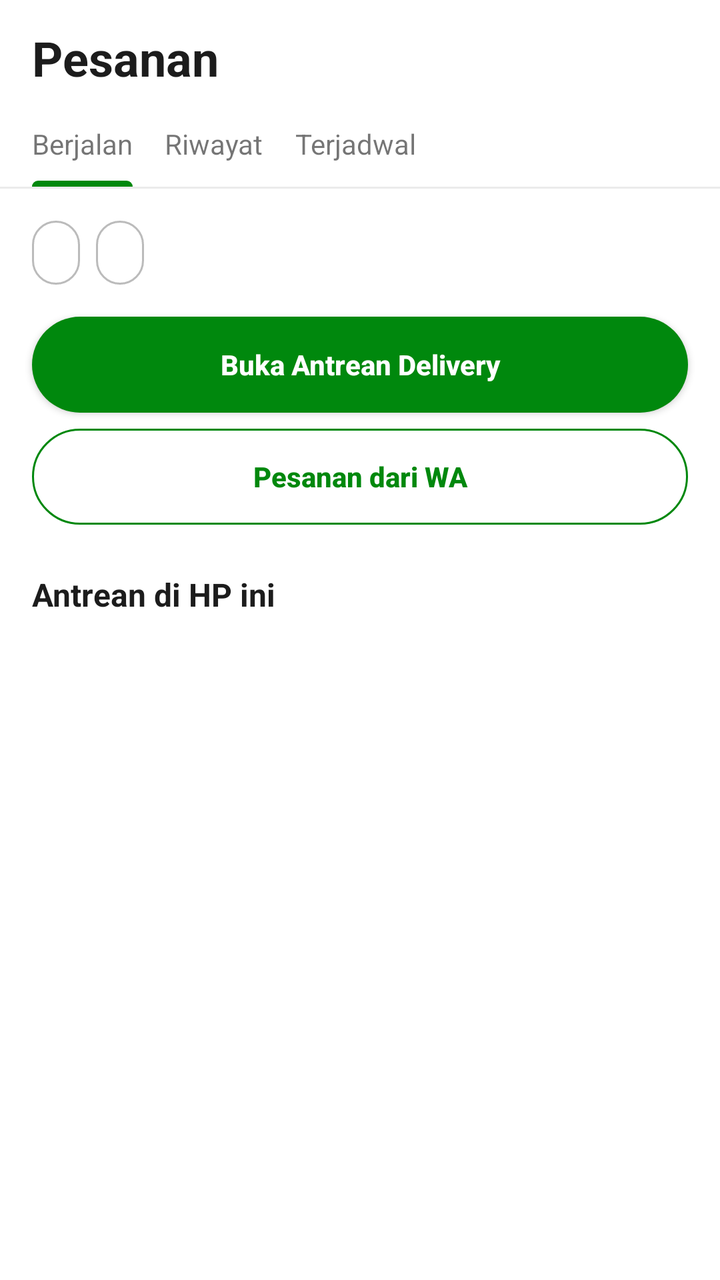
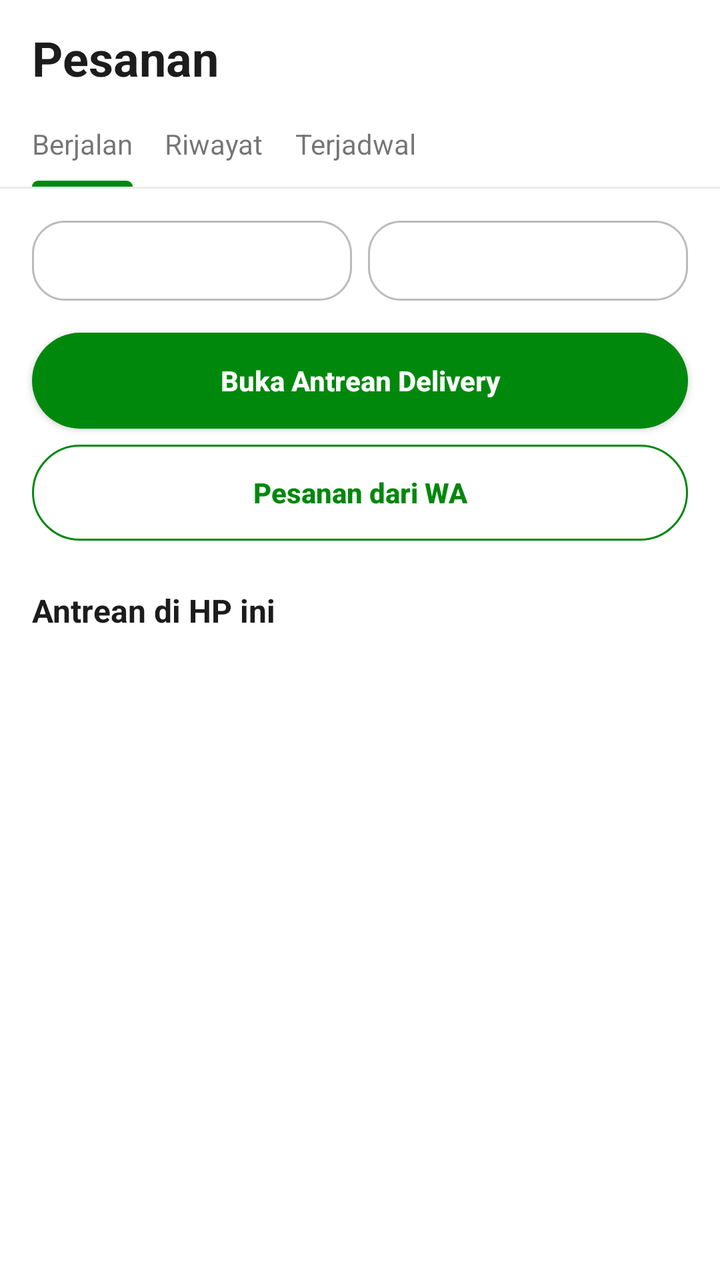

Screens rendered from an Android XML layout before and after an edit, with the pre-edit source and the edit as a unified diff.
<!-- AndroidManifest.xml: application theme Theme.DAMIUPOS -->
<!-- res/layout/gj_tab_pesanan.xml -->
<?xml version="1.0" encoding="utf-8"?>
<LinearLayout xmlns:android="http://schemas.android.com/apk/res/android"
    android:layout_width="match_parent"
    android:layout_height="match_parent"
    android:background="@color/gj_surface"
    android:orientation="vertical">

    <TextView
        style="@style/GjHome.PageTitle"
        android:layout_width="wrap_content"
        android:layout_height="wrap_content"
        android:paddingStart="16dp"
        android:paddingTop="16dp"
        android:paddingEnd="16dp"
        android:paddingBottom="8dp"
        android:text="Pesanan" />

    <LinearLayout
        android:layout_width="match_parent"
        android:layout_height="wrap_content"
        android:orientation="horizontal"
        android:paddingStart="8dp"
        android:paddingEnd="8dp">

        <LinearLayout
            android:id="@+id/gjhPTab0"
            android:layout_width="wrap_content"
            android:layout_height="wrap_content"
            android:background="?attr/selectableItemBackground"
            android:clickable="true"
            android:focusable="true"
            android:orientation="vertical"
            android:paddingStart="8dp"
            android:paddingEnd="8dp">

            <TextView
                android:id="@+id/gjhPTab0Label"
                android:layout_width="wrap_content"
                android:layout_height="wrap_content"
                android:paddingTop="10dp"
                android:paddingBottom="9dp"
                android:text="Berjalan"
                android:textSize="14sp" />

            <View
                android:id="@+id/gjhPTab0Line"
                android:layout_width="match_parent"
                android:layout_height="3dp"
                android:background="@drawable/gjh_bg_tab_underline" />
        </LinearLayout>

        <LinearLayout
            android:id="@+id/gjhPTab1"
            android:layout_width="wrap_content"
            android:layout_height="wrap_content"
            android:background="?attr/selectableItemBackground"
            android:clickable="true"
            android:focusable="true"
            android:orientation="vertical"
            android:paddingStart="8dp"
            android:paddingEnd="8dp">

            <TextView
                android:id="@+id/gjhPTab1Label"
                android:layout_width="wrap_content"
                android:layout_height="wrap_content"
                android:paddingTop="10dp"
                android:paddingBottom="9dp"
                android:text="Riwayat"
                android:textSize="14sp" />

            <View
                android:id="@+id/gjhPTab1Line"
                android:layout_width="match_parent"
                android:layout_height="3dp"
                android:background="@drawable/gjh_bg_tab_underline"
                android:visibility="invisible" />
        </LinearLayout>

        <LinearLayout
            android:id="@+id/gjhPTab2"
            android:layout_width="wrap_content"
            android:layout_height="wrap_content"
            android:background="?attr/selectableItemBackground"
            android:clickable="true"
            android:focusable="true"
            android:orientation="vertical"
            android:paddingStart="8dp"
            android:paddingEnd="8dp">

            <TextView
                android:id="@+id/gjhPTab2Label"
                android:layout_width="wrap_content"
                android:layout_height="wrap_content"
                android:paddingTop="10dp"
                android:paddingBottom="9dp"
                android:text="Terjadwal"
                android:textSize="14sp" />

            <View
                android:id="@+id/gjhPTab2Line"
                android:layout_width="match_parent"
                android:layout_height="3dp"
                android:background="@drawable/gjh_bg_tab_underline"
                android:visibility="invisible" />
        </LinearLayout>
    </LinearLayout>

    <View
        android:layout_width="match_parent"
        android:layout_height="1dp"
        android:background="@color/gj_divider" />

    <FrameLayout
        android:layout_width="match_parent"
        android:layout_height="0dp"
        android:layout_weight="1">

        
        <androidx.core.widget.NestedScrollView
            android:id="@+id/gjhPPage0"
            android:layout_width="match_parent"
            android:layout_height="match_parent">

            <LinearLayout
                android:layout_width="match_parent"
                android:layout_height="wrap_content"
                android:orientation="vertical"
                android:paddingTop="16dp"
                android:paddingBottom="24dp">

                <LinearLayout
                    android:layout_width="match_parent"
                    android:layout_height="wrap_content"
                    android:orientation="horizontal"
                    android:paddingStart="16dp"
                    android:paddingEnd="16dp">

                    <TextView
                        android:id="@+id/gjhChipQueue"
                        android:layout_width="wrap_content"
                        android:layout_height="32dp"
                        android:background="@drawable/gjh_bg_chip"
                        android:gravity="center"
                        android:maxLines="1"
                        android:paddingStart="12dp"
                        android:paddingEnd="12dp"
                        android:textColor="@color/gj_text_primary"
                        android:textSize="13sp" />

                    <TextView
                        android:id="@+id/gjhChipWa"
                        android:layout_width="wrap_content"
                        android:layout_height="32dp"
                        android:layout_marginStart="8dp"
                        android:background="@drawable/gjh_bg_chip"
                        android:gravity="center"
                        android:maxLines="1"
                        android:paddingStart="12dp"
                        android:paddingEnd="12dp"
                        android:textColor="@color/gj_text_primary"
                        android:textSize="13sp" />
                </LinearLayout>

                <com.google.android.material.button.MaterialButton
                    android:id="@+id/gjhBtnQueue"
                    style="@style/Widget.Gj.Button"
                    android:layout_width="match_parent"
                    android:layout_height="48dp"
                    android:layout_marginStart="16dp"
                    android:layout_marginTop="16dp"
                    android:layout_marginEnd="16dp"
                    android:text="Buka Antrean Delivery" />

                <FrameLayout
                    android:layout_width="match_parent"
                    android:layout_height="wrap_content"
                    android:layout_marginStart="16dp"
                    android:layout_marginTop="8dp"
                    android:layout_marginEnd="16dp">

                    <com.google.android.material.button.MaterialButton
                        android:id="@+id/gjhBtnInbox"
                        style="@style/Widget.Gj.Button.Outline"
                        android:layout_width="match_parent"
                        android:layout_height="48dp"
                        android:text="Pesanan dari WA" />

                    <TextView
                        android:id="@+id/gjhBtnInboxBadge"
                        style="@style/GjHome.Badge"
                        android:layout_height="18dp"
                        android:layout_gravity="end|center_vertical"
                        android:layout_marginEnd="16dp"
                        android:elevation="6dp"
                        android:minWidth="18dp"
                        android:textSize="11sp"
                        android:visibility="gone" />
                </FrameLayout>

                <TextView
                    android:layout_width="wrap_content"
                    android:layout_height="wrap_content"
                    android:layout_marginStart="16dp"
                    android:layout_marginTop="24dp"
                    android:layout_marginEnd="16dp"
                    android:text="Antrean di HP ini"
                    android:textColor="@color/gj_text_primary"
                    android:textSize="16sp"
                    android:textStyle="bold" />

                <LinearLayout
                    android:id="@+id/gjhQueueList"
                    android:layout_width="match_parent"
                    android:layout_height="wrap_content"
                    android:layout_marginTop="8dp"
                    android:orientation="vertical" />

                <TextView
                    android:id="@+id/gjhQueueEmpty"
                    android:layout_width="match_parent"
                    android:layout_height="wrap_content"
                    android:padding="16dp"
                    android:text="Antrean di HP ini kosong 🎉"
                    android:textColor="@color/gj_text_secondary"
                    android:textSize="14sp"
                    android:visibility="gone" />
            </LinearLayout>
        </androidx.core.widget.NestedScrollView>

        
        <androidx.core.widget.NestedScrollView
            android:id="@+id/gjhPPage1"
            android:layout_width="match_parent"
            android:layout_height="match_parent"
            android:visibility="gone">

            <LinearLayout
                android:layout_width="match_parent"
                android:layout_height="wrap_content"
                android:orientation="vertical"
                android:paddingTop="16dp"
                android:paddingBottom="24dp">

                <TextView
                    android:id="@+id/gjhTodayTitle"
                    android:layout_width="wrap_content"
                    android:layout_height="wrap_content"
                    android:layout_marginStart="16dp"
                    android:layout_marginEnd="16dp"
                    android:text="Transaksi hari ini"
                    android:textColor="@color/gj_text_primary"
                    android:textSize="16sp"
                    android:textStyle="bold" />

                <LinearLayout
                    android:id="@+id/gjhTodayList"
                    android:layout_width="match_parent"
                    android:layout_height="wrap_content"
                    android:layout_marginTop="8dp"
                    android:orientation="vertical" />

                <TextView
                    android:id="@+id/gjhTodayEmpty"
                    android:layout_width="match_parent"
                    android:layout_height="wrap_content"
                    android:padding="16dp"
                    android:text="Belum ada transaksi hari ini."
                    android:textColor="@color/gj_text_secondary"
                    android:textSize="14sp"
                    android:visibility="gone" />

                <com.google.android.material.button.MaterialButton
                    android:id="@+id/gjhBtnAllTrx"
                    style="@style/Widget.Gj.Button.Outline"
                    android:layout_width="match_parent"
                    android:layout_height="48dp"
                    android:layout_marginStart="16dp"
                    android:layout_marginTop="12dp"
                    android:layout_marginEnd="16dp"
                    android:text="Lihat semua transaksi" />
            </LinearLayout>
        </androidx.core.widget.NestedScrollView>

        
        <androidx.core.widget.NestedScrollView
            android:id="@+id/gjhPPage2"
            android:layout_width="match_parent"
            android:layout_height="match_parent"
            android:visibility="gone">

            <LinearLayout
                android:layout_width="match_parent"
                android:layout_height="wrap_content"
                android:orientation="vertical"
                android:padding="16dp">

                <com.google.android.material.card.MaterialCardView
                    style="@style/Widget.Gj.Card"
                    android:layout_width="match_parent"
                    android:layout_height="wrap_content">

                    <LinearLayout
                        android:layout_width="match_parent"
                        android:layout_height="wrap_content"
                        android:orientation="vertical"
                        android:padding="16dp">

                        <TextView
                            android:layout_width="wrap_content"
                            android:layout_height="wrap_content"
                            android:text="🗓️ Pesanan terjadwal"
                            android:textColor="@color/gj_text_primary"
                            android:textSize="16sp"
                            android:textStyle="bold" />

                        <TextView
                            android:id="@+id/gjhSchedInfo"
                            android:layout_width="wrap_content"
                            android:layout_height="wrap_content"
                            android:layout_marginTop="6dp"
                            android:lineSpacingExtra="2dp"
                            android:textColor="@color/gj_text_secondary"
                            android:textSize="14sp" />
                    </LinearLayout>
                </com.google.android.material.card.MaterialCardView>

                <com.google.android.material.button.MaterialButton
                    android:id="@+id/gjhBtnSched"
                    style="@style/Widget.Gj.Button"
                    android:layout_width="match_parent"
                    android:layout_height="48dp"
                    android:layout_marginTop="16dp"
                    android:text="Buka Pesanan Terjadwal" />
            </LinearLayout>
        </androidx.core.widget.NestedScrollView>
    </FrameLayout>
</LinearLayout>
<!-- resources referenced by this layout -->
<resources>
  <color name="gj_divider">#EBEBEB</color>
  <color name="gj_surface">#FFFFFF</color>
  <color name="gj_text_primary">#1C1C1C</color>
  <color name="gj_text_secondary">#4A4A4A</color>
  <!-- drawable gjh_bg_chip (drawable) -->
  <?xml version="1.0" encoding="utf-8"?>
  <shape xmlns:android="http://schemas.android.com/apk/res/android" android:shape="rectangle">
      <solid android:color="@color/gj_surface" />
      <stroke android:width="1dp" android:color="@color/gj_border_strong" />
      <corners android:radius="16dp" />
  </shape>
  <!-- drawable gjh_bg_tab_underline (drawable) -->
  <?xml version="1.0" encoding="utf-8"?>
  <shape xmlns:android="http://schemas.android.com/apk/res/android" android:shape="rectangle">
      <solid android:color="@color/gj_primary" />
      <corners
          android:topLeftRadius="3dp"
          android:topRightRadius="3dp"
          android:bottomLeftRadius="0dp"
          android:bottomRightRadius="0dp" />
  </shape>
  <style name="GjHome.PageTitle" parent="GjHome.SectionTitle">
          <item name="android:textSize">24sp</item>
      </style>
  <style name="Widget.Gj.Card" parent="Widget.MaterialComponents.CardView">
          <item name="cardCornerRadius">12dp</item>
          <item name="cardElevation">0dp</item>
          <item name="strokeColor">@color/gj_divider</item>
          <item name="strokeWidth">1dp</item>
          <item name="cardBackgroundColor">@color/gj_surface</item>
      </style>
  <color name="gj_border_strong">#BBBBBB</color>
  <color name="gj_primary">#00880D</color>
  <!-- drawable gjh_bg_badge (drawable) -->
  <?xml version="1.0" encoding="utf-8"?>
  <shape xmlns:android="http://schemas.android.com/apk/res/android" android:shape="rectangle">
      <solid android:color="@color/gj_badge_red" />
      <corners android:radius="8dp" />
  </shape>
  <color name="white">#FFFFFF</color>
  <style name="GjHome.SectionTitle" parent="">
          <item name="android:textSize">18sp</item>
          <item name="android:textStyle">bold</item>
          <item name="android:textColor">@color/gj_text_primary</item>
          <item name="android:letterSpacing">0</item>
          <item name="android:includeFontPadding">false</item>
      </style>
  <color name="primary">#1565C0</color>
  <color name="primary_dark">#0D47A1</color>
  <color name="accent">#FF6F00</color>
  <style name="DAMIUToolbar" parent="Widget.MaterialComponents.Toolbar">
          <item name="titleTextColor">@color/white</item>
          <item name="subtitleTextColor">@color/white</item>
          <item name="android:background">@color/primary</item>
          
          <item name="android:theme">@style/DAMIUToolbarOverlay</item>
      </style>
  <style name="DAMIUOverflowButton" parent="Widget.AppCompat.ActionButton.Overflow">
          <item name="android:tint">@color/white</item>
          <item name="tint">@color/white</item>
      </style>
  <style name="DAMIUTextInputLayout" parent="Widget.MaterialComponents.TextInputLayout.OutlinedBox">
          <item name="boxBackgroundColor">@color/input_field_bg</item>
          <item name="boxStrokeColor">@color/input_box_stroke</item>
          <item name="boxStrokeWidth">1dp</item>
          <item name="boxStrokeWidthFocused">2dp</item>
          <item name="hintTextColor">@color/text_secondary</item>
          <item name="android:textColorHint">@color/text_secondary</item>
      </style>
  <style name="DAMIUEditText" parent="Widget.AppCompat.EditText">
          <item name="android:background">@color/input_field_bg</item>
          <item name="android:textColor">@color/text_primary</item>
          <item name="android:textColorHint">@color/text_secondary</item>
          <item name="android:padding">12dp</item>
      </style>
  <color name="gj_badge_red">#EA001E</color>
  <style name="DAMIUToolbarOverlay" parent="ThemeOverlay.MaterialComponents.Dark.ActionBar">
          <item name="colorControlNormal">@color/white</item>
      </style>
  <color name="input_field_bg">#D6DCE3</color>
  <color name="text_secondary">#757575</color>
  <color name="text_primary">#212121</color>
  <!-- unchanged entries left out for length: 4 -->
</resources>

<!-- the commit's change to res/layout/gj_tab_pesanan.xml (unified diff, before → after) -->
@@ -138,8 +138,10 @@
 
                     <TextView
                         android:id="@+id/gjhChipQueue"
-                        android:layout_width="wrap_content"
-                        android:layout_height="32dp"
+                        android:layout_width="0dp"
+                        android:layout_height="40dp"
+                        android:layout_weight="1"
+                        android:ellipsize="end"
                         android:background="@drawable/gjh_bg_chip"
                         android:gravity="center"
                         android:maxLines="1"
@@ -150,8 +152,10 @@
 
                     <TextView
                         android:id="@+id/gjhChipWa"
-                        android:layout_width="wrap_content"
-                        android:layout_height="32dp"
+                        android:layout_width="0dp"
+                        android:layout_height="40dp"
+                        android:layout_weight="1"
+                        android:ellipsize="end"
                         android:layout_marginStart="8dp"
                         android:background="@drawable/gjh_bg_chip"
                         android:gravity="center"
